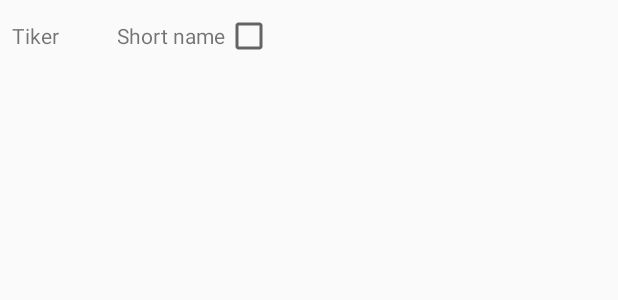
After one commit to Zabalkanskiy/BirgaWidget, an Android app built with Jetpack Compose: the layout list_item_securite.xml on its own in the app's theme, with its tools: preview values and no code run, on a phone screen of 412 x 824 dp. The commit adds this screen. Shown: the top 300 px of the screen. Run offline under Robolectric (Android 15) with nearby library versions, the phone set to English and light mode, and no system bars.

Commit message:
Work with RecylerView Add Recycler layout recyclerViewSecurite SecuriteViewHolder add some text in Configure Activiy

```diff
--- a/app/src/main/java/com/example/newfinamwidget/StockWidgetConfigureActivity.kt
+++ b/app/src/main/java/com/example/newfinamwidget/StockWidgetConfigureActivity.kt
@@ -9,6 +9,7 @@ import android.view.View
 import android.widget.EditText
 import androidx.recyclerview.widget.LinearLayoutManager
 import androidx.recyclerview.widget.RecyclerView
+import com.example.newfinamwidget.Recycler.RecyclerViewSecurite
 import com.example.newfinamwidget.databinding.StockWidgetConfigureBinding
 import com.example.newfinamwidget.helper.Securite
 import com.google.gson.Gson
@@ -65,8 +66,8 @@ class StockWidgetConfigureActivity : Activity() {
         appWidgetToken = binding.appwidgetToken
         appWidgetRecyclerView = binding.appwidgetRecyclerView
         appWidgetRecyclerView.layoutManager = LinearLayoutManager(applicationContext)
-        //Нужно добавить адаптер
-
+        val recyclerView = RecyclerViewSecurite(persons)
+        appWidgetRecyclerView.adapter = recyclerView
         binding.addButton.setOnClickListener(onClickListener)
 
         // Find the widget id from the intent.
--- /dev/null
+++ b/app/src/main/res/layout/list_item_securite.xml
@@ -0,0 +1,26 @@
+<?xml version="1.0" encoding="utf-8"?>
+<LinearLayout xmlns:android="http://schemas.android.com/apk/res/android"
+    android:orientation="horizontal"
+    android:layout_width="match_parent"
+    android:layout_height="wrap_content"
+    android:padding="8dp">
+
+    <TextView
+        android:id="@+id/securite_tiker"
+        android:layout_width="70dp"
+        android:layout_height="wrap_content"
+        android:text="Tiker" />
+
+    <TextView
+        android:layout_width="wrap_content"
+        android:layout_height="wrap_content"
+        android:id="@+id/securite_short_name"
+        android:text="Short name"/>
+
+    <CheckBox
+        android:id="@+id/securite_check_box"
+        android:layout_width="wrap_content"
+        android:layout_height="wrap_content"/>
+
+
+</LinearLayout>
```
Also changed, not shown: app/src/main/java/com/example/newfinamwidget/Recycler/RecyclerViewSecurite.kt (added, +33 -0 lines), app/src/main/java/com/example/newfinamwidget/Recycler/SecuriteViewHolder.kt (added, +15 -0 lines).
